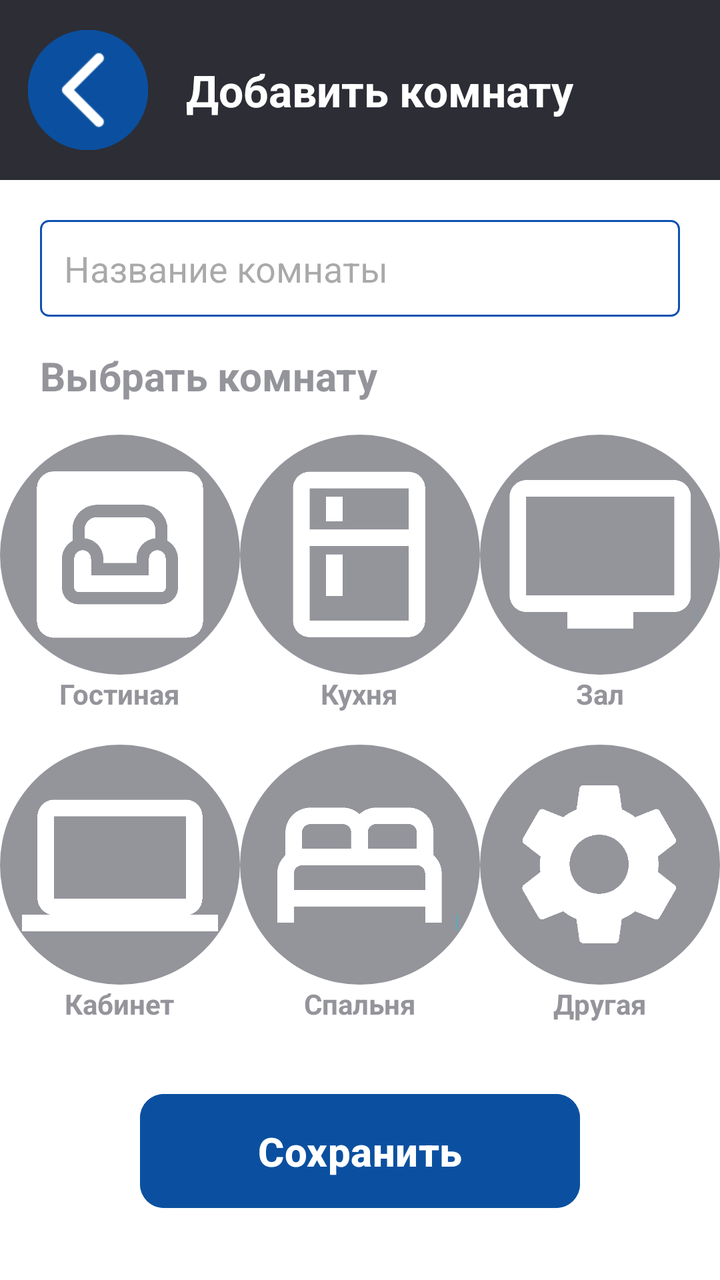
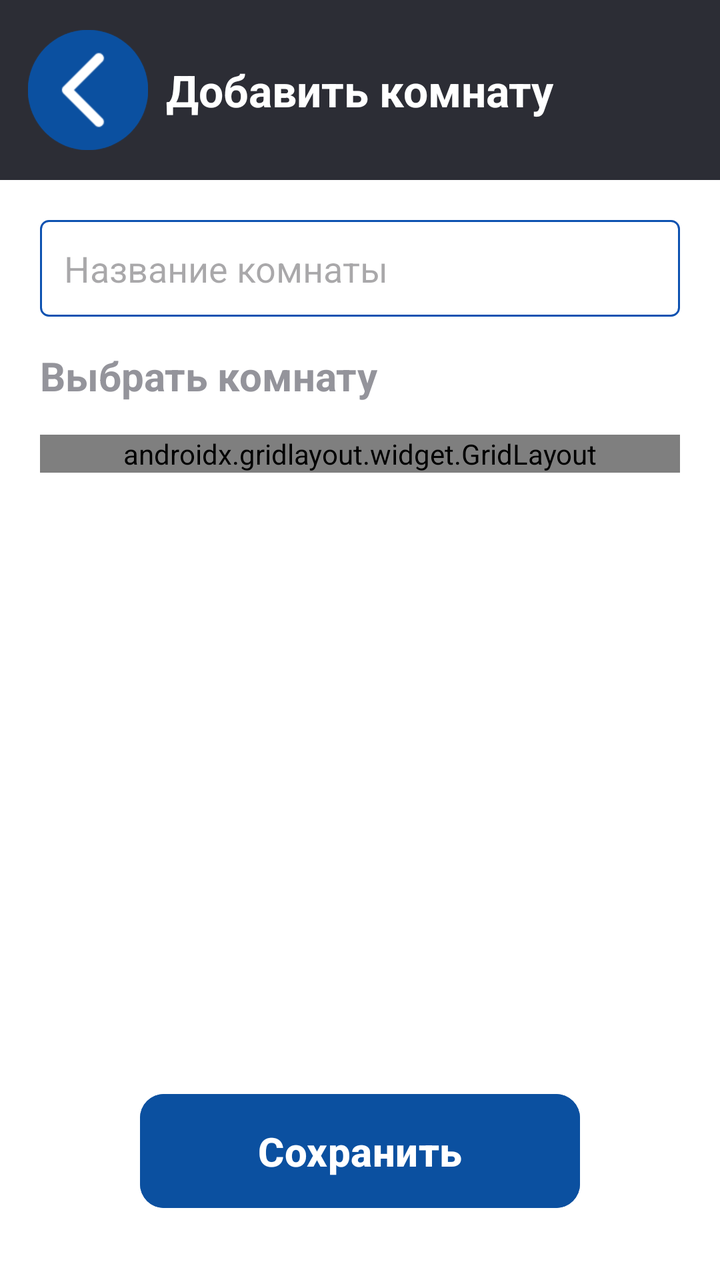

The first picture is an Android layout as it rendered before a commit; the second is the same layout after the commit. The layout source and the unified diff follow.
<!-- AndroidManifest.xml: application theme Theme.HomeSmartPractice -->
<!-- res/layout/activity_add_room.xml -->
<?xml version="1.0" encoding="utf-8"?>
<androidx.constraintlayout.widget.ConstraintLayout
    xmlns:android="http://schemas.android.com/apk/res/android"
    xmlns:app="http://schemas.android.com/apk/res-auto"
    android:layout_width="match_parent"
    android:layout_height="match_parent"
    android:id="@+id/main"
    android:background="#FFFFFF">

    <androidx.constraintlayout.widget.ConstraintLayout
        android:id="@+id/clHeader"
        android:layout_width="match_parent"
        android:layout_height="90dp"
        android:background="#2C2D35"
        app:layout_constraintTop_toTopOf="parent">

        <ImageButton
            android:id="@+id/btnBack"
            android:layout_width="60dp"
            android:layout_height="60dp"
            android:layout_marginStart="14dp"
            android:background="@drawable/circle_button_background"
            android:scaleType="fitCenter"
            android:src="@drawable/ic_backarrow"
            app:layout_constraintBottom_toBottomOf="parent"
            app:layout_constraintStart_toStartOf="parent"
            app:layout_constraintTop_toTopOf="parent" />


        <TextView
            android:id="@+id/tvHeaderTitle"
            android:layout_width="wrap_content"
            android:layout_height="wrap_content"
            android:layout_marginStart="20dp"
            android:text="Добавить комнату"
            android:textColor="#FFFFFF"
            android:textSize="22sp"
            android:textStyle="bold"
            app:layout_constraintTop_toTopOf="parent"
            app:layout_constraintBottom_toBottomOf="parent"
            app:layout_constraintStart_toStartOf="parent"
            app:layout_constraintEnd_toEndOf="parent" />
    </androidx.constraintlayout.widget.ConstraintLayout>

    
    <EditText
        android:id="@+id/et_room_name"
        android:layout_width="0dp"
        android:layout_height="wrap_content"
        android:hint="Название комнаты"
        android:background="@drawable/bg_edit_text"
        android:layout_marginHorizontal="20dp"
        android:padding="12dp"
        android:layout_marginTop="20dp"
        app:layout_constraintTop_toBottomOf="@id/clHeader"
        app:layout_constraintStart_toStartOf="parent"
        app:layout_constraintEnd_toEndOf="parent" />

    
    <TextView
        android:id="@+id/tv_select_room"
        android:layout_width="wrap_content"
        android:layout_height="wrap_content"
        android:text="Выбрать комнату"
        android:layout_marginHorizontal="20dp"
        android:textStyle="bold"
        android:textColor="#94949B"
        android:textSize="20sp"
        android:layout_marginTop="16dp"
        app:layout_constraintTop_toBottomOf="@id/et_room_name"
        app:layout_constraintStart_toStartOf="parent" />

    

    
    <LinearLayout
        android:id="@+id/layout_living_room"
        style="@style/RoomContainer"
        android:layout_marginTop="16dp"
        app:layout_constraintTop_toBottomOf="@id/tv_select_room"
        app:layout_constraintStart_toStartOf="parent"
        app:layout_constraintEnd_toStartOf="@id/layout_kitchen"
        app:layout_constraintHorizontal_chainStyle="spread">

        <ImageView
            style="@style/RoomIcon"
            android:src="@drawable/ic_livingroom"
            android:contentDescription="Гостиная"/>

        <TextView
            style="@style/RoomText"
            android:text="Гостиная"
            android:textStyle="bold"
            />
    </LinearLayout>

    
    <LinearLayout
        android:id="@+id/layout_kitchen"
        style="@style/RoomContainer"
        app:layout_constraintTop_toTopOf="@id/layout_living_room"
        app:layout_constraintStart_toEndOf="@id/layout_living_room"
        app:layout_constraintEnd_toStartOf="@id/layout_hall">

        <ImageView
            style="@style/RoomIcon"
            android:src="@drawable/ic_kitchen"/>

        <TextView
            style="@style/RoomText"
            android:text="Кухня"
            android:textStyle="bold"/>
    </LinearLayout>


    <LinearLayout
        android:id="@+id/layout_hall"
        style="@style/RoomContainer"
        app:layout_constraintTop_toTopOf="@id/layout_living_room"
        app:layout_constraintStart_toEndOf="@id/layout_kitchen"
        app:layout_constraintEnd_toEndOf="parent">

        <ImageView
            style="@style/RoomIcon"
            android:src="@drawable/ic_hall"/>

        <TextView
            style="@style/RoomText"
            android:text="Зал"
            android:textStyle="bold"/>
    </LinearLayout>
    

    
    <LinearLayout
        android:id="@+id/layout_office"
        style="@style/RoomContainer"
        android:layout_marginTop="16dp"
        app:layout_constraintTop_toBottomOf="@id/layout_living_room"
        app:layout_constraintStart_toStartOf="parent"
        app:layout_constraintEnd_toStartOf="@id/layout_bedroom"
        app:layout_constraintHorizontal_chainStyle="spread">

        <ImageView
            style="@style/RoomIcon"
            android:src="@drawable/ic_office"
            android:contentDescription="Кабинет"/>

        <TextView
            style="@style/RoomText"
            android:text="Кабинет"
            android:textStyle="bold"/>
    </LinearLayout>

    
    <LinearLayout
        android:id="@+id/layout_bedroom"
        style="@style/RoomContainer"
        app:layout_constraintTop_toTopOf="@id/layout_office"
        app:layout_constraintStart_toEndOf="@id/layout_office"
        app:layout_constraintEnd_toStartOf="@id/layout_hall">

        <ImageView
            style="@style/RoomIcon"
            android:src="@drawable/ic_bedroom"
            android:contentDescription="Спальня"/>

        <TextView
            style="@style/RoomText"
            android:text="Спальня"
            android:textStyle="bold"/>
    </LinearLayout>

    
    <LinearLayout
        android:id="@+id/layout_custom"
        style="@style/RoomContainer"
        app:layout_constraintTop_toTopOf="@id/layout_office"
        app:layout_constraintStart_toEndOf="@id/layout_bedroom"
        app:layout_constraintEnd_toEndOf="parent">

        <ImageView
            style="@style/RoomIcon"
            android:src="@drawable/ic_settings"/>

        <TextView
            style="@style/RoomText"
            android:text="Другая"
            android:textStyle="bold"/>
    </LinearLayout>

    <Button
        android:id="@+id/btnSave"
        android:layout_width="0dp"
        android:layout_height="65dp"
        android:layout_marginHorizontal="70dp"
        android:layout_marginBottom="32dp"
        android:backgroundTint="#0B50A0"
        android:text="Сохранить"
        android:textStyle="bold"
        android:textAllCaps="false"
        android:textColor="#FFFFFF"
        android:textSize="20sp"
        app:cornerRadius="12dp"
        app:layout_constraintBottom_toBottomOf="parent"
        app:layout_constraintEnd_toEndOf="parent"
        app:layout_constraintStart_toStartOf="parent" />

</androidx.constraintlayout.widget.ConstraintLayout>
<!-- resources referenced by this layout -->
<resources>
  <!-- drawable bg_edit_text (drawable) -->
  <?xml version="1.0" encoding="utf-8"?>
  <shape xmlns:android="http://schemas.android.com/apk/res/android">
      <solid android:color="@android:color/white" />
      <stroke android:width="1dp"
          android:color="#0D52B1" />
      <corners android:radius="4dp" />
  </shape>
  <!-- drawable circle_button_background (drawable) -->
  <?xml version="1.0" encoding="utf-8"?>
  <shape xmlns:android="http://schemas.android.com/apk/res/android"
      android:shape="oval">
      <solid android:color="#0B50A0" />
  </shape>
  <!-- drawable ic_backarrow: png bitmap (drawable, 2517 bytes) -->
  <!-- drawable ic_bedroom: png bitmap (drawable, 4423 bytes) -->
  <!-- drawable ic_hall: png bitmap (drawable, 6167 bytes) -->
  <!-- drawable ic_kitchen: png bitmap (drawable, 4165 bytes) -->
  <!-- drawable ic_livingroom: png bitmap (drawable, 6296 bytes) -->
  <!-- drawable ic_office: png bitmap (drawable, 3894 bytes) -->
  <!-- drawable ic_settings: png bitmap (drawable, 6364 bytes) -->
  <style name="RoomContainer">
          <item name="android:layout_width">0dp</item>
          <item name="android:layout_height">wrap_content</item>
          <item name="android:orientation">vertical</item>
          <item name="android:gravity">center</item>
          <item name="android:clickable">true</item>
          <item name="android:focusable">true</item>
      </style>
  <style name="RoomIcon">
          <item name="android:layout_width">120dp</item>
          <item name="android:layout_height">120dp</item>
          <item name="android:background">@drawable/selector_room_bg</item>
          <item name="android:padding">11dp</item>
          <item name="android:duplicateParentState">true</item>
      </style>
  <style name="RoomText">
          <item name="android:layout_width">wrap_content</item>
          <item name="android:layout_height">wrap_content</item>
          <item name="android:textColor">#94949B</item>
          <item name="android:duplicateParentState">true</item>
      </style>
  <style name="Theme.HomeSmartPractice" parent="Base.Theme.HomeSmartPractice" />
  <!-- drawable selector_room_bg (drawable) -->
  <?xml version="1.0" encoding="utf-8"?>
  <selector xmlns:android="http://schemas.android.com/apk/res/android">
      <item android:state_selected="true">
          <shape android:shape="oval">
              <solid android:color="#0B50A0"/>
          </shape>
      </item>
      <item>
          <shape android:shape="oval">
              <solid android:color="#94949B"/>
          </shape>
      </item>
  </selector>
  <style name="Base.Theme.HomeSmartPractice" parent="Theme.Material3.DayNight.NoActionBar">
          
          
      </style>
</resources>

<!-- the commit's change to res/layout/activity_add_room.xml (unified diff, before → after) -->
@@ -2,9 +2,9 @@
 <androidx.constraintlayout.widget.ConstraintLayout
     xmlns:android="http://schemas.android.com/apk/res/android"
     xmlns:app="http://schemas.android.com/apk/res-auto"
+    android:id="@+id/main"
     android:layout_width="match_parent"
     android:layout_height="match_parent"
-    android:id="@+id/main"
     android:background="#FFFFFF">
 
     <androidx.constraintlayout.widget.ConstraintLayout
@@ -26,168 +26,168 @@
             app:layout_constraintStart_toStartOf="parent"
             app:layout_constraintTop_toTopOf="parent" />
 
-
         <TextView
             android:id="@+id/tvHeaderTitle"
             android:layout_width="wrap_content"
             android:layout_height="wrap_content"
-            android:layout_marginStart="20dp"
             android:text="Добавить комнату"
             android:textColor="#FFFFFF"
             android:textSize="22sp"
             android:textStyle="bold"
-            app:layout_constraintTop_toTopOf="parent"
             app:layout_constraintBottom_toBottomOf="parent"
+            app:layout_constraintEnd_toEndOf="parent"
             app:layout_constraintStart_toStartOf="parent"
-            app:layout_constraintEnd_toEndOf="parent" />
+            app:layout_constraintTop_toTopOf="parent" />
     </androidx.constraintlayout.widget.ConstraintLayout>
 
-    
-    <EditText
-        android:id="@+id/et_room_name"
-        android:layout_width="0dp"
-        android:layout_height="wrap_content"
-        android:hint="Название комнаты"
-        android:background="@drawable/bg_edit_text"
-        android:layout_marginHorizontal="20dp"
-        android:padding="12dp"
-        android:layout_marginTop="20dp"
-        app:layout_constraintTop_toBottomOf="@id/clHeader"
-        app:layout_constraintStart_toStartOf="parent"
-        app:layout_constraintEnd_toEndOf="parent" />
-
-    
-    <TextView
-        android:id="@+id/tv_select_room"
-        android:layout_width="wrap_content"
-        android:layout_height="wrap_content"
-        android:text="Выбрать комнату"
-        android:layout_marginHorizontal="20dp"
-        android:textStyle="bold"
-        android:textColor="#94949B"
-        android:textSize="20sp"
-        android:layout_marginTop="16dp"
-        app:layout_constraintTop_toBottomOf="@id/et_room_name"
-        app:layout_constraintStart_toStartOf="parent" />
-
-    
-
-    
-    <LinearLayout
-        android:id="@+id/layout_living_room"
-        style="@style/RoomContainer"
-        android:layout_marginTop="16dp"
-        app:layout_constraintTop_toBottomOf="@id/tv_select_room"
-        app:layout_constraintStart_toStartOf="parent"
-        app:layout_constraintEnd_toStartOf="@id/layout_kitchen"
-        app:layout_constraintHorizontal_chainStyle="spread">
-
-        <ImageView
-            style="@style/RoomIcon"
-            android:src="@drawable/ic_livingroom"
-            android:contentDescription="Гостиная"/>
-
-        <TextView
-            style="@style/RoomText"
-            android:text="Гостиная"
-            android:textStyle="bold"
-            />
-    </LinearLayout>
-
-    
-    <LinearLayout
-        android:id="@+id/layout_kitchen"
-        style="@style/RoomContainer"
-        app:layout_constraintTop_toTopOf="@id/layout_living_room"
-        app:layout_constraintStart_toEndOf="@id/layout_living_room"
-        app:layout_constraintEnd_toStartOf="@id/layout_hall">
-
-        <ImageView
-            style="@style/RoomIcon"
-            android:src="@drawable/ic_kitchen"/>
-
-        <TextView
-            style="@style/RoomText"
-            android:text="Кухня"
-            android:textStyle="bold"/>
-    </LinearLayout>
-
-
-    <LinearLayout
-        android:id="@+id/layout_hall"
-        style="@style/RoomContainer"
-        app:layout_constraintTop_toTopOf="@id/layout_living_room"
-        app:layout_constraintStart_toEndOf="@id/layout_kitchen"
-        app:layout_constraintEnd_toEndOf="parent">
-
-        <ImageView
-            style="@style/RoomIcon"
-            android:src="@drawable/ic_hall"/>
-
-        <TextView
-            style="@style/RoomText"
-            android:text="Зал"
-            android:textStyle="bold"/>
-    </LinearLayout>
-    
-
-    
-    <LinearLayout
-        android:id="@+id/layout_office"
-        style="@style/RoomContainer"
-        android:layout_marginTop="16dp"
-        app:layout_constraintTop_toBottomOf="@id/layout_living_room"
-        app:layout_constraintStart_toStartOf="parent"
-        app:layout_constraintEnd_toStartOf="@id/layout_bedroom"
-        app:layout_constraintHorizontal_chainStyle="spread">
-
-        <ImageView
-            style="@style/RoomIcon"
-            android:src="@drawable/ic_office"
-            android:contentDescription="Кабинет"/>
-
-        <TextView
-            style="@style/RoomText"
-            android:text="Кабинет"
-            android:textStyle="bold"/>
-    </LinearLayout>
-
-    
-    <LinearLayout
-        android:id="@+id/layout_bedroom"
-        style="@style/RoomContainer"
-        app:layout_constraintTop_toTopOf="@id/layout_office"
-        app:layout_constraintStart_toEndOf="@id/layout_office"
-        app:layout_constraintEnd_toStartOf="@id/layout_hall">
-
-        <ImageView
-            style="@style/RoomIcon"
-            android:src="@drawable/ic_bedroom"
-            android:contentDescription="Спальня"/>
-
-        <TextView
-            style="@style/RoomText"
-            android:text="Спальня"
-            android:textStyle="bold"/>
-    </LinearLayout>
-
-    
-    <LinearLayout
-        android:id="@+id/layout_custom"
-        style="@style/RoomContainer"
-        app:layout_constraintTop_toTopOf="@id/layout_office"
-        app:layout_constraintStart_toEndOf="@id/layout_bedroom"
-        app:layout_constraintEnd_toEndOf="parent">
-
-        <ImageView
-            style="@style/RoomIcon"
-            android:src="@drawable/ic_settings"/>
-
-        <TextView
-            style="@style/RoomText"
-            android:text="Другая"
-            android:textStyle="bold"/>
-    </LinearLayout>
+    <ScrollView
+        android:id="@+id/sv_content"
+        android:layout_width="match_parent"
+        android:layout_height="0dp"
+        android:fillViewport="true"
+        android:clipToPadding="false"
+        android:paddingBottom="16dp"
+        app:layout_constraintBottom_toTopOf="@id/btnSave"
+        app:layout_constraintTop_toBottomOf="@id/clHeader">
+
+        <androidx.constraintlayout.widget.ConstraintLayout
+            android:layout_width="match_parent"
+            android:layout_height="wrap_content"
+            android:paddingHorizontal="20dp"
+            android:paddingTop="20dp">
+
+            <EditText
+                android:id="@+id/et_room_name"
+                android:layout_width="match_parent"
+                android:layout_height="wrap_content"
+                android:background="@drawable/bg_edit_text"
+                android:hint="Название комнаты"
+                android:padding="12dp"
+                app:layout_constraintTop_toTopOf="parent" />
+
+            <TextView
+                android:id="@+id/tv_select_room"
+                android:layout_width="wrap_content"
+                android:layout_height="wrap_content"
+                android:layout_marginTop="16dp"
+                android:text="Выбрать комнату"
+                android:textColor="#94949B"
+                android:textSize="20sp"
+                android:textStyle="bold"
+                app:layout_constraintStart_toStartOf="parent"
+                app:layout_constraintTop_toBottomOf="@id/et_room_name" />
+
+            <androidx.gridlayout.widget.GridLayout
+                android:id="@+id/grid_rooms"
+                android:layout_width="match_parent"
+                android:layout_height="wrap_content"
+                android:layout_marginTop="16dp"
+                app:columnCount="3"
+                app:alignmentMode="alignMargins"
+                app:layout_constraintTop_toBottomOf="@id/tv_select_room"
+                app:layout_constraintStart_toStartOf="parent"
+                app:layout_constraintEnd_toEndOf="parent">
+
+                <LinearLayout
+                    android:id="@+id/layout_living_room"
+                    style="@style/RoomContainer"
+                    app:layout_columnWeight="1">
+
+                    <ImageView
+                        style="@style/RoomIcon"
+                        android:contentDescription="Гостиная"
+                        android:src="@drawable/ic_livingroom" />
+
+                    <TextView
+                        style="@style/RoomText"
+                        android:text="Гостиная"
+                        android:textStyle="bold" />
+                </LinearLayout>
+
+                <LinearLayout
+                    android:id="@+id/layout_kitchen"
+                    style="@style/RoomContainer"
+                    app:layout_columnWeight="1">
+
+                    <ImageView
+                        style="@style/RoomIcon"
+                        android:src="@drawable/ic_kitchen" />
+
+                    <TextView
+                        style="@style/RoomText"
+                        android:text="Кухня"
+                        android:textStyle="bold" />
+                </LinearLayout>
+
+                <LinearLayout
+                    android:id="@+id/layout_hall"
+                    style="@style/RoomContainer"
+                    app:layout_columnWeight="1">
+
+                    <ImageView
+                        style="@style/RoomIcon"
+                        android:src="@drawable/ic_hall" />
+
+                    <TextView
+                        style="@style/RoomText"
+                        android:text="Зал"
+                        android:textStyle="bold" />
+                </LinearLayout>
+
+                <LinearLayout
+                    android:id="@+id/layout_office"
+                    style="@style/RoomContainer"
+                    android:layout_marginTop="16dp"
+                    app:layout_columnWeight="1">
+
+                    <ImageView
+                        style="@style/RoomIcon"
+                        android:contentDescription="Кабинет"
+                        android:src="@drawable/ic_office" />
+
+                    <TextView
+                        style="@style/RoomText"
+                        android:text="Кабинет"
+                        android:textStyle="bold" />
+                </LinearLayout>
+
+                <LinearLayout
+                    android:id="@+id/layout_bedroom"
+                    style="@style/RoomContainer"
+                    android:layout_marginTop="16dp"
+                    app:layout_columnWeight="1">
+
+                    <ImageView
+                        style="@style/RoomIcon"
+                        android:contentDescription="Спальня"
+                        android:src="@drawable/ic_bedroom" />
+
+                    <TextView
+                        style="@style/RoomText"
+                        android:text="Спальня"
+                        android:textStyle="bold" />
+                </LinearLayout>
+
+                <LinearLayout
+                    android:id="@+id/layout_custom"
+                    style="@style/RoomContainer"
+                    android:layout_marginTop="16dp"
+                    app:layout_columnWeight="1">
+
+                    <ImageView
+                        style="@style/RoomIcon"
+                        android:src="@drawable/ic_plug" />
+
+                    <TextView
+                        style="@style/RoomText"
+                        android:text="Другая"
+                        android:textStyle="bold" />
+                </LinearLayout>
+
+            </androidx.gridlayout.widget.GridLayout>
+
+        </androidx.constraintlayout.widget.ConstraintLayout>
+    </ScrollView>
 
     <Button
         android:id="@+id/btnSave"
@@ -197,10 +197,10 @@
         android:layout_marginBottom="32dp"
         android:backgroundTint="#0B50A0"
         android:text="Сохранить"
-        android:textStyle="bold"
         android:textAllCaps="false"
         android:textColor="#FFFFFF"
         android:textSize="20sp"
+        android:textStyle="bold"
         app:cornerRadius="12dp"
         app:layout_constraintBottom_toBottomOf="parent"
         app:layout_constraintEnd_toEndOf="parent"
<!-- resource entries referenced after the edit -->
@@ -20,7 +20,12 @@
   <!-- drawable ic_kitchen: png bitmap (drawable, 4165 bytes) -->
   <!-- drawable ic_livingroom: png bitmap (drawable, 6296 bytes) -->
   <!-- drawable ic_office: png bitmap (drawable, 3894 bytes) -->
-  <!-- drawable ic_settings: png bitmap (drawable, 6364 bytes) -->
+  <!-- drawable ic_plug (drawable) -->
+  <vector xmlns:android="http://schemas.android.com/apk/res/android" android:height="24dp" android:tint="#FFFFFF" android:viewportHeight="960" android:viewportWidth="960" android:width="24dp">
+        
+      <path android:fillColor="@android:color/white" android:pathData="M160,840L160,360L480,120L800,360L800,840L160,840ZM240,760L520,760L520,640L240,640L240,760ZM600,760L720,760L720,640L600,640L600,760ZM240,560L360,560L360,441L240,441L240,560ZM440,560L720,560L720,441L440,441L440,560ZM292,361L668,361L480,220L292,361Z"/>
+      
+  </vector>
   <style name="RoomContainer">
           <item name="android:layout_width">0dp</item>
           <item name="android:layout_height">wrap_content</item>
